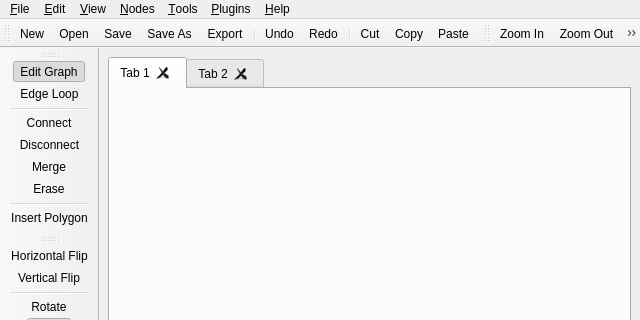
mbasaglia/Knotter, file src/dialogs/main_window.ui: the form before one commit; both pictures show x 0 to 640 and y 0 to 320 of the 640 by 489 pixel window.
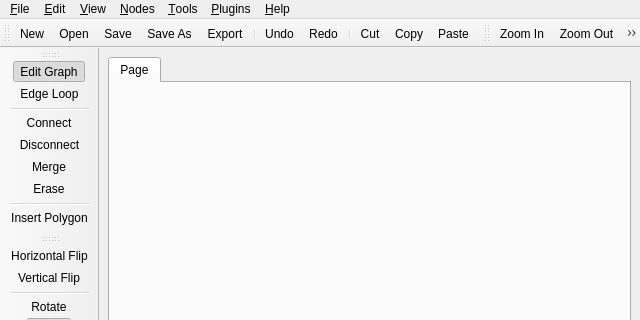
The form after the commit. Icons and pictures are not drawn. Custom widgets are drawn as their Qt base class.

What changed in the file:
```diff
--- a/src/dialogs/main_window.ui
+++ b/src/dialogs/main_window.ui
@@ -16,24 +16,10 @@
   <widget class="QWidget" name="centralwidget">
    <layout class="QVBoxLayout" name="verticalLayout">
     <item>
-     <widget class="QTabWidget" name="tabWidget">
-      <property name="documentMode">
-       <bool>false</bool>
-      </property>
-      <property name="tabsClosable">
-       <bool>true</bool>
-      </property>
-      <property name="movable">
-       <bool>true</bool>
-      </property>
+     <widget class="Extended_TabWidget" name="tabWidget">
       <widget class="QWidget" name="tab">
        <attribute name="title">
-        <string>Tab 1</string>
-       </attribute>
-      </widget>
-      <widget class="QWidget" name="tab_2">
-       <attribute name="title">
-        <string>Tab 2</string>
+        <string>Page</string>
        </attribute>
       </widget>
      </widget>
@@ -827,6 +813,13 @@
    </property>
   </action>
  </widget>
+ <customwidgets>
+  <customwidget>
+   <class>Extended_TabWidget</class>
+   <extends>QTabWidget</extends>
+   <header>extended_tab_widget.hpp</header>
+  </customwidget>
+ </customwidgets>
  <resources/>
  <connections/>
 </ui>
```
Left out of the diff: 12 changed lines with no effect on the pictures.
